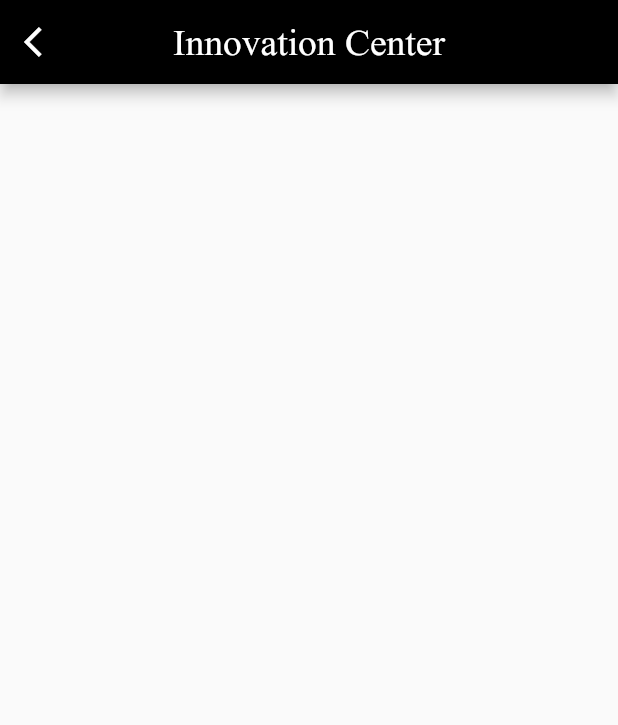
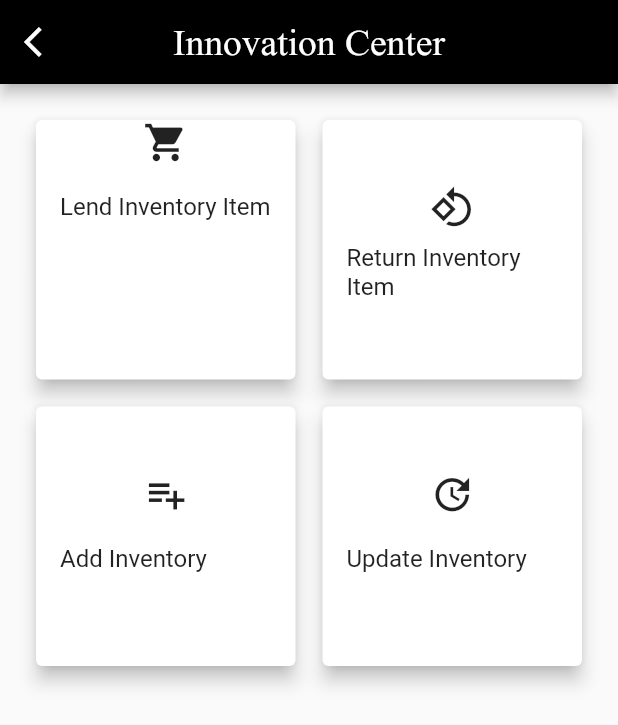
Before and after one commit to innovation-center-gitam-hyd/Innovation-Center-App, a Flutter app: the AdminMode screen opened directly, on a phone screen of 412 x 824 dp. Shown: the top 725 px of the screen. Run offline on Flutter 3.47's test engine with Material 2 defaults, Android fonts, the light colour scheme and no system bars; our stand-ins replace flutter_custom_clippers, page_transition, shared_preferences; accounts and stored records are empty.

Commit message:
commit to 'master'

```diff
--- a/lib/myScreen/inventoryAdmin.dart
+++ b/lib/myScreen/inventoryAdmin.dart
@@ -21,7 +21,94 @@ class _AdminModeState extends State<AdminMode> {
         backgroundColor: Colors.black,
         centerTitle: true,
       ),
-      body: Container(),
+      body: GridView.count(
+        primary: false,
+        padding: const EdgeInsets.all(20),
+        crossAxisSpacing: 10,
+        mainAxisSpacing: 10,
+        crossAxisCount: 2,
+        children: [
+          Container(
+            child: GestureDetector(
+              onTap: () => print("Lend Inventory Item"),
+              child: Card(
+                elevation: 5,
+                child: Column(
+                  children: <Widget>[
+                    Icon(
+                      Icons.shopping_cart,
+                      size: 30,
+                    ),
+                    ListTile(
+                      title: Text("Lend Inventory Item"),
+                    ),
+                  ],
+                ),
+              ),
+            ),
+          ),
+          Container(
+            child: GestureDetector(
+              onTap: () => print("Return Inventory Item"),
+              child: Card(
+                elevation: 5,
+                child: Column(
+                  mainAxisAlignment: MainAxisAlignment.center,
+                  children: <Widget>[
+                    Icon(
+                      Icons.rotate_90_degrees_ccw,
+                      size: 30,
+                    ),
+                    ListTile(
+                      title: Text("Return Inventory Item"),
+                    ),
+                  ],
+                ),
+              ),
+            ),
+          ),
+          Container(
+            child: GestureDetector(
+              onTap: () => print("Add Inventory"),
+              child: Card(
+                elevation: 5,
+                child: Column(
+                  mainAxisAlignment: MainAxisAlignment.center,
+                  children: <Widget>[
+                    Icon(
+                      Icons.playlist_add,
+                      size: 30,
+                    ),
+                    ListTile(
+                      title: Text("Add Inventory"),
+                    ),
+                  ],
+                ),
+              ),
+            ),
+          ),
+          Container(
+            child: GestureDetector(
+              onTap: () => print("Update Inventory"),
+              child: Card(
+                elevation: 5,
+                child: Column(
+                  mainAxisAlignment: MainAxisAlignment.center,
+                  children: <Widget>[
+                    Icon(
+                      Icons.update,
+                      size: 30,
+                    ),
+                    ListTile(
+                      title: Text("Update Inventory"),
+                    ),
+                  ],
+                ),
+              ),
+            ),
+          ),
+        ],
+      ),
     );
   }
 }
--- a/lib/myScreen/myProfile.dart
+++ b/lib/myScreen/myProfile.dart
@@ -157,7 +157,7 @@ class _MyProfileState extends State<MyProfile> {
         child: ListView(
           children: [
             DrawerHeader(
-              child: Center(child: Text("Settings")),
+              child: Center(child: Text("Settings",style: TextStyle(fontSize: 22,fontWeight: FontWeight.w600,color: Colors.white),)),
               decoration: BoxDecoration(color: Colors.grey),
             ),
             ListTile(
```
